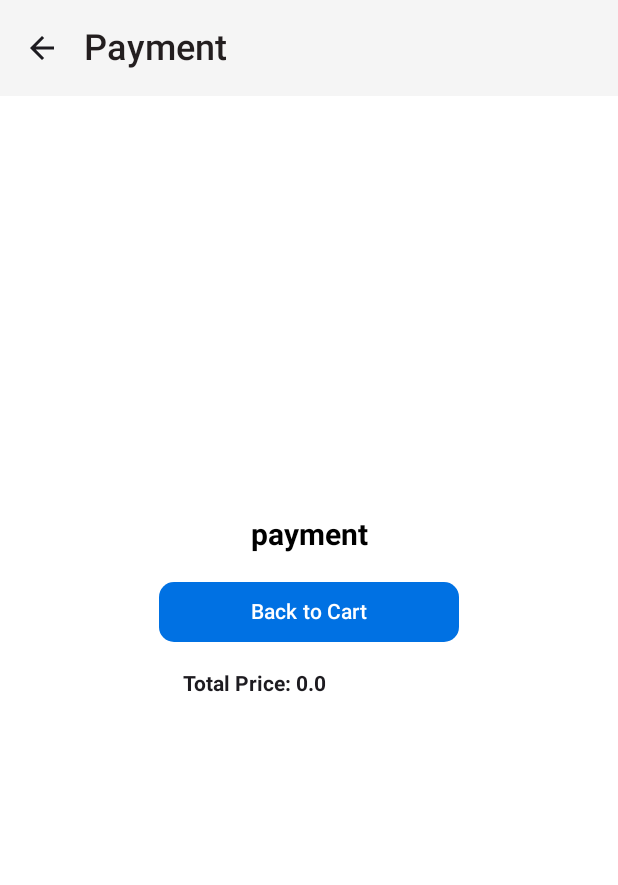
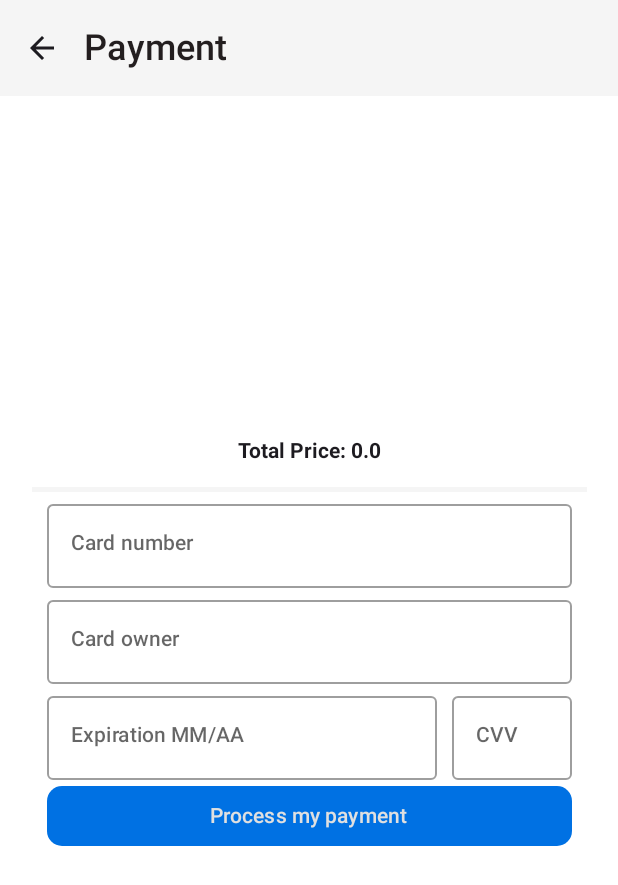
Before and after one commit to therealminhduc/CashManager, an Android app built with Jetpack Compose: the composable PaymentScreen shown on its own in the app's theme, on a phone screen of 412 x 824 dp. Shown: the top 885 px of the screen. Run offline under Robolectric (Android 15) with nearby library versions, the phone set to English and light mode, and no system bars.

Commit message:
[ADD] init PaymentScreen

```diff
--- a/CashManagerInterface/app/src/main/java/com/epitech/cashmanagerinterface/features/cart/CartViewModel.kt
+++ b/CashManagerInterface/app/src/main/java/com/epitech/cashmanagerinterface/features/cart/CartViewModel.kt
@@ -19,6 +19,10 @@ class CartViewModel : ViewModel() {
             _cartItems.add(cartItem)
             println("Product: ${cartItem.product.name}, Quantity: ${cartItem.quantity}")
         }
+    }
+
+    fun getAllProductsInCart(): List<CartItem> {
+        return _cartItems.toList()
     }
 
     private fun updateCartItem(cartItem: CartItem, newQuantity: Int) {
--- a/CashManagerInterface/app/src/main/java/com/epitech/cashmanagerinterface/features/payment/PaymentScreen.kt
+++ b/CashManagerInterface/app/src/main/java/com/epitech/cashmanagerinterface/features/payment/PaymentScreen.kt
@@ -2,15 +2,26 @@ package com.epitech.cashmanagerinterface.features.payment
 
 import android.annotation.SuppressLint
 import androidx.compose.foundation.background
+import androidx.compose.foundation.border
+import androidx.compose.foundation.layout.Arrangement
 import androidx.compose.foundation.layout.Column
+import androidx.compose.foundation.layout.Row
+import androidx.compose.foundation.layout.Spacer
 import androidx.compose.foundation.layout.fillMaxSize
+import androidx.compose.foundation.layout.fillMaxWidth
+import androidx.compose.foundation.layout.height
 import androidx.compose.foundation.layout.padding
 import androidx.compose.foundation.layout.width
 import androidx.compose.foundation.layout.wrapContentSize
 import androidx.compose.foundation.shape.RoundedCornerShape
+import androidx.compose.foundation.text.KeyboardOptions
+import androidx.compose.material.OutlinedTextField
 import androidx.compose.material3.Button
 import androidx.compose.material.Text
 import androidx.compose.material3.ButtonDefaults
+import androidx.compose.material3.CardDefaults
+import androidx.compose.material3.Divider
+import androidx.compose.material3.ElevatedCard
 import androidx.compose.material3.MaterialTheme
 import androidx.compose.material3.Scaffold
 import androidx.compose.runtime.Composable
@@ -18,21 +29,33 @@ import androidx.compose.ui.Alignment
 import androidx.compose.ui.Modifier
 import androidx.compose.ui.graphics.Color
 import androidx.compose.ui.text.font.FontWeight
+import androidx.compose.ui.text.input.ImeAction
+import androidx.compose.ui.text.input.KeyboardType
 import androidx.compose.ui.text.style.TextAlign
+import androidx.compose.ui.tooling.preview.Preview
 import androidx.compose.ui.unit.dp
 import androidx.compose.ui.unit.sp
 import androidx.lifecycle.viewmodel.compose.viewModel
 import androidx.navigation.NavController
+import com.epitech.cashmanagerinterface.common.data.CartItem
+import com.epitech.cashmanagerinterface.common.data.Product
 import com.epitech.cashmanagerinterface.common.navigation.components.TopAppBar
 import com.epitech.cashmanagerinterface.common.navigation.resources.NavItem
 import com.epitech.cashmanagerinterface.features.cart.CartViewModel
 import com.epitech.cashmanagerinterface.features.cart.components.TotalCartPrice
+import com.epitech.cashmanagerinterface.ui.theme.darkOnPrimary
 import com.epitech.cashmanagerinterface.ui.theme.lightBlue
+import com.epitech.cashmanagerinterface.ui.theme.lightCrimson
+import com.epitech.cashmanagerinterface.ui.theme.lightGray
+import com.epitech.cashmanagerinterface.ui.theme.lightWhite
 import com.epitech.cashmanagerinterface.ui.theme.lightWhite2
 
 @SuppressLint("UnusedMaterial3ScaffoldPaddingParameter")
 @Composable
 fun PaymentScreen(cartViewModel: CartViewModel = viewModel(), navController: NavController) {
+
+    val cartItems: List<CartItem> = cartViewModel.getAllProductsInCart()
+
     Scaffold(
         topBar = { TopAppBar(screenName = NavItem.Payment.label) { navController.navigate(NavItem.Cart.route)} }
     ) {
@@ -40,31 +63,76 @@ fun PaymentScreen(cartViewModel: CartViewModel = viewModel(), navController: Nav
             modifier = Modifier
                 .fillMaxSize()
                 .background(lightWhite2)
-                .wrapContentSize(Alignment.Center)
+                .wrapContentSize(Alignment.Center),
+            verticalArrangement = Arrangement.Center,
+            horizontalAlignment = Alignment.CenterHorizontally
         ) {
-            Text(
-                text = "payment",
-                fontWeight = FontWeight.Bold,
-                color = Color.Black,
-                modifier = Modifier.align(Alignment.CenterHorizontally),
-                textAlign = TextAlign.Center,
-                fontSize = 20.sp
-            )
+
+            ElevatedCard(
+                colors = CardDefaults.cardColors(
+                    containerColor = lightWhite
+                ),
+                modifier = Modifier
+                    .padding(10.dp)
+                    .fillMaxWidth()
+            ) {
+                Column {
+                    for (cartItem in cartItems) {
+                        Row(
+                            modifier = Modifier.padding(10.dp),
+                            horizontalArrangement = Arrangement.SpaceBetween
+                        ) {
+                            Text(text = cartItem.product.name)
+                            Text(text = "${cartItem.product.price} x${cartItem.quantity}")
+                        }
+                        Spacer(modifier = Modifier.height(8.dp))
+                    }
+                }
+            }
+
+            TotalCartPrice(cartViewModel = cartViewModel)
+
+            Divider(color = lightWhite, thickness = 3.dp, modifier = Modifier.width(370.dp))
+
+            OutlinedTextField(
+                modifier = Modifier.width(350.dp),
+                label = { Text(style = MaterialTheme.typography.labelLarge, text = "Card number" )},
+                value = "",
+                onValueChange = {} )
+
+            OutlinedTextField(
+                modifier = Modifier.width(350.dp),
+                label = { Text(style = MaterialTheme.typography.labelLarge, text = "Card owner" )},
+                value = "",
+                onValueChange = {} )
+
+            Row {
+                OutlinedTextField(
+                    modifier = Modifier.width(260.dp),
+                    label = { Text(style = MaterialTheme.typography.labelLarge, text = "Expiration MM/AA" )},
+                    value = "",
+                    onValueChange = {} )
+
+                Spacer(modifier = Modifier.width(10.dp))
+
+                OutlinedTextField(
+                    modifier = Modifier.width(80.dp),
+                    label = { Text(style = MaterialTheme.typography.labelLarge, text = "CVV" )},
+                    value = "",
+                    onValueChange = {} )
+            }
+
+            Spacer(modifier = Modifier.width(15.dp))
 
             Button(
                 modifier = Modifier
-                    .width(200.dp)
-                    .padding(top = 16.dp),
+                    .width(350.dp),
                 shape = RoundedCornerShape(10.dp),
                 colors = ButtonDefaults.buttonColors(containerColor = lightBlue),
-                onClick = {
-                    navController.popBackStack()
-                }
+                onClick = { navController.navigate(NavItem.Payment.route) }
             ) {
-                Text(text = "Back to Cart", style = MaterialTheme.typography.labelLarge, color = Color.White)
+                Text(text = "Process my payment", style = MaterialTheme.typography.labelLarge, color = darkOnPrimary)
             }
-
-            TotalCartPrice(cartViewModel = cartViewModel)
         }
     }
 }
```
